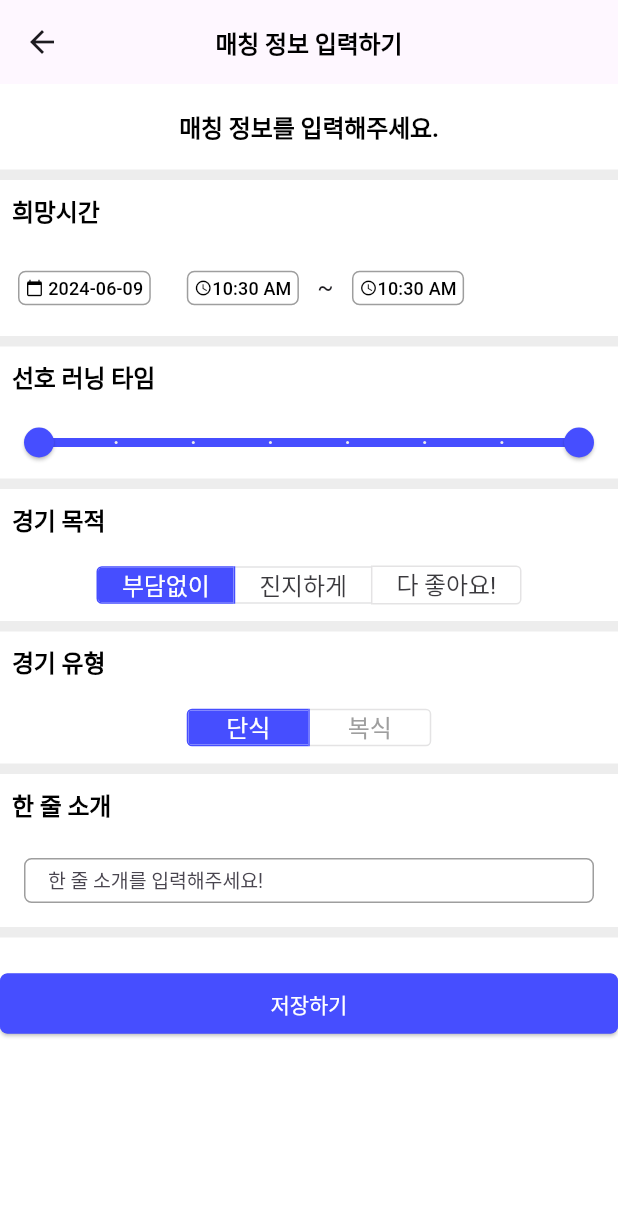
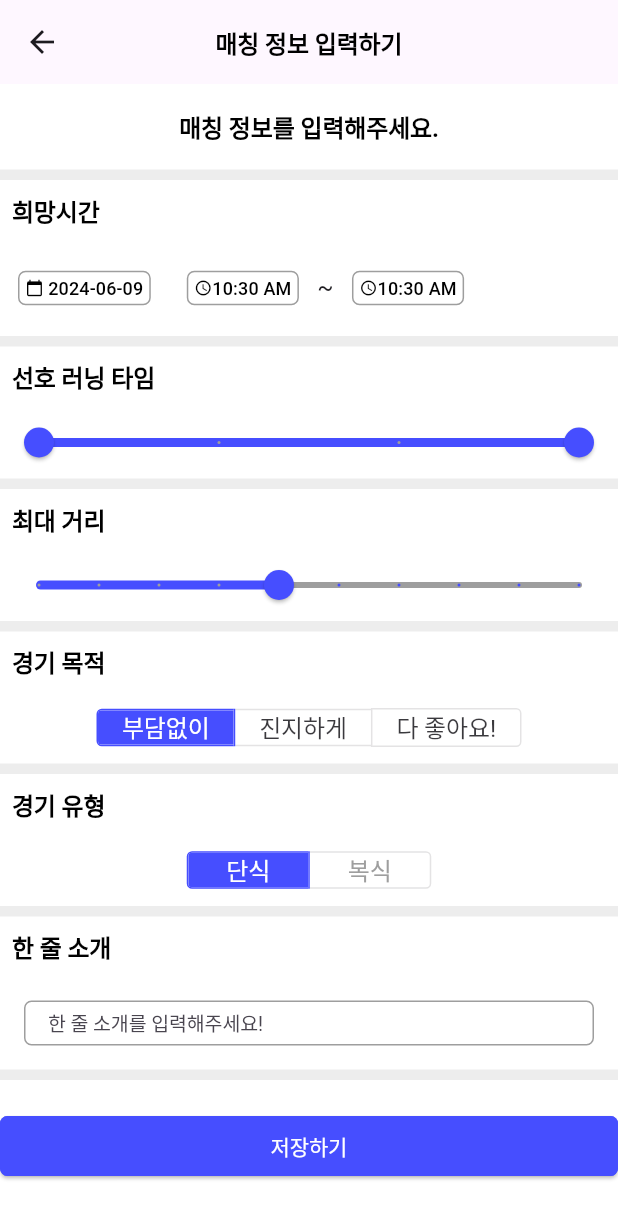
Before and after one commit to JolUpHoSoIn-sd24/tennisfunapp, a Flutter app: the RequestMatchingPage screen opened by its route, after a tap on "저장하기", on a phone screen of 412 x 824 dp. Shown: the top 1219 px of the screen. Run offline on Flutter 3.47's test engine with Material 3 defaults, Android fonts, the phone set to English and light mode, and no system bars; our stand-ins replace flutter_card_swiper, flutter_svg, shared_preferences; missing offline and left inert: flutter_webrtc; accounts and stored records are empty; network calls fail; Roboto replaces fonts that are missing (Pretendard).

Commit message:
feat: match request - max distance

```diff
--- a/lib/screens/match/request_matching_page.dart
+++ b/lib/screens/match/request_matching_page.dart
@@ -22,14 +22,14 @@ class _RequestMatchingPageState extends State<RequestMatchingPage>
   MatchObjective objective = MatchObjective.FUN;
   bool isFocused = false;
   bool hasReservedCourt = false;
-  RangeValues runningTimeRange = const RangeValues(30, 240);
+  RangeValues runningTimeRange = const RangeValues(30, 120);
+  double maxDistance = 5.0;
   DateTime? startDate = DateTime.now();
   TimeOfDay? startTime = TimeOfDay.now();
   DateTime? endDate = DateTime.now().add(Duration(days: 1));
   TimeOfDay? endTime = TimeOfDay.now();
   String money = '';
   String message = '';
-  double distance = 0;
   TextEditingController userIdController = TextEditingController();
   TextEditingController dislikedCourtsController = TextEditingController();
   TextEditingController minTimeController = TextEditingController();
@@ -78,31 +78,21 @@ class _RequestMatchingPageState extends State<RequestMatchingPage>
           FullWidthThinBox(),
           Label('희망시간'),
           AvailableTime(context),
-
           FullWidthThinBox(),
           Label('선호 러닝 타임'),
           RunningTimeRangeSlider(),
-          // MinTime(),
-          // MaxTime(),
-
+          FullWidthThinBox(),
+          Label('최대 거리'),
+          MaxDistanceSlider(),
           FullWidthThinBox(),
           Label('경기 목적'),
-          // Intense(),
-          // Fun(),
-          // Any(),
           ObjectiveButton(),
-
           FullWidthThinBox(),
           Label('경기 유형'),
-          // Single(),
-          // Double(),
           isSinglesButton(),
-
           FullWidthThinBox(),
           Label('한 줄 소개'),
           DescriptionFormField(),
-          // Description(),
-
           FullWidthThinBox(),
           Padding(
             padding: EdgeInsets.symmetric(vertical: 20),
@@ -133,11 +123,7 @@ class _RequestMatchingPageState extends State<RequestMatchingPage>
                       : null,
                   "objective": objective.toString().split('.').last,
                   "isSingles": isSingles,
-                  "x":
-                      126.887847771379, // Provide correct values or obtain them dynamically
-                  "y":
-                      37.5204279064529, // Provide correct values or obtain them dynamically
-                  "maxDistance": double.tryParse(distanceController.text),
+                  "maxDistance": maxDistance,
                   "dislikedCourts": dislikedCourtsController.text.split(','),
                   "minTime": int.tryParse(minTimeController.text),
                   "maxTime": int.tryParse(maxTimeController.text),
@@ -644,20 +630,37 @@ class _RequestMatchingPageState extends State<RequestMatchingPage>
   RangeSlider RunningTimeRangeSlider() {
     return RangeSlider(
       activeColor: Color(0xFF464EFF),
-      inactiveColor: Color(0xFFEDEDED),
+      inactiveColor: Colors.grey,
       values: runningTimeRange,
       min: 30,
-      max: 240,
-      divisions: 7,
+      max: 120,
+      divisions: 3,
       labels: RangeLabels(
-        runningTimeRange.start.round().toString(),
-        runningTimeRange.end.round().toString(),
+        '${runningTimeRange.start.round()} minutes',
+        '${runningTimeRange.end.round()} minutes',
       ),
       onChanged: (RangeValues values) {
         setState(() {
           runningTimeRange = values;
           minTimeController.text = values.start.round().toString();
           maxTimeController.text = values.end.round().toString();
+        });
+      },
+    );
+  }
+
+  Slider MaxDistanceSlider() {
+    return Slider(
+      value: maxDistance,
+      min: 1,
+      max: 10,
+      divisions: 9,
+      label: '${maxDistance.round()} Km',
+      activeColor: Color(0xFF464EFF),
+      inactiveColor: Colors.grey,
+      onChanged: (double value) {
+        setState(() {
+          maxDistance = value;
         });
       },
     );
@@ -766,16 +769,19 @@ class _RequestMatchingPageState extends State<RequestMatchingPage>
                 objectivebutton[1] = false;
                 objectivebutton[2] = false;
                 objective = MatchObjective.FUN;
+                break;
               case 1:
                 objectivebutton[0] = false;
                 objectivebutton[1] = true;
                 objectivebutton[2] = false;
                 objective = MatchObjective.INTENSE;
+                break;
               case 2:
                 objectivebutton[0] = false;
                 objectivebutton[1] = false;
                 objectivebutton[2] = true;
                 objective = MatchObjective.ANY;
+                break;
             }
           });
         },
```
